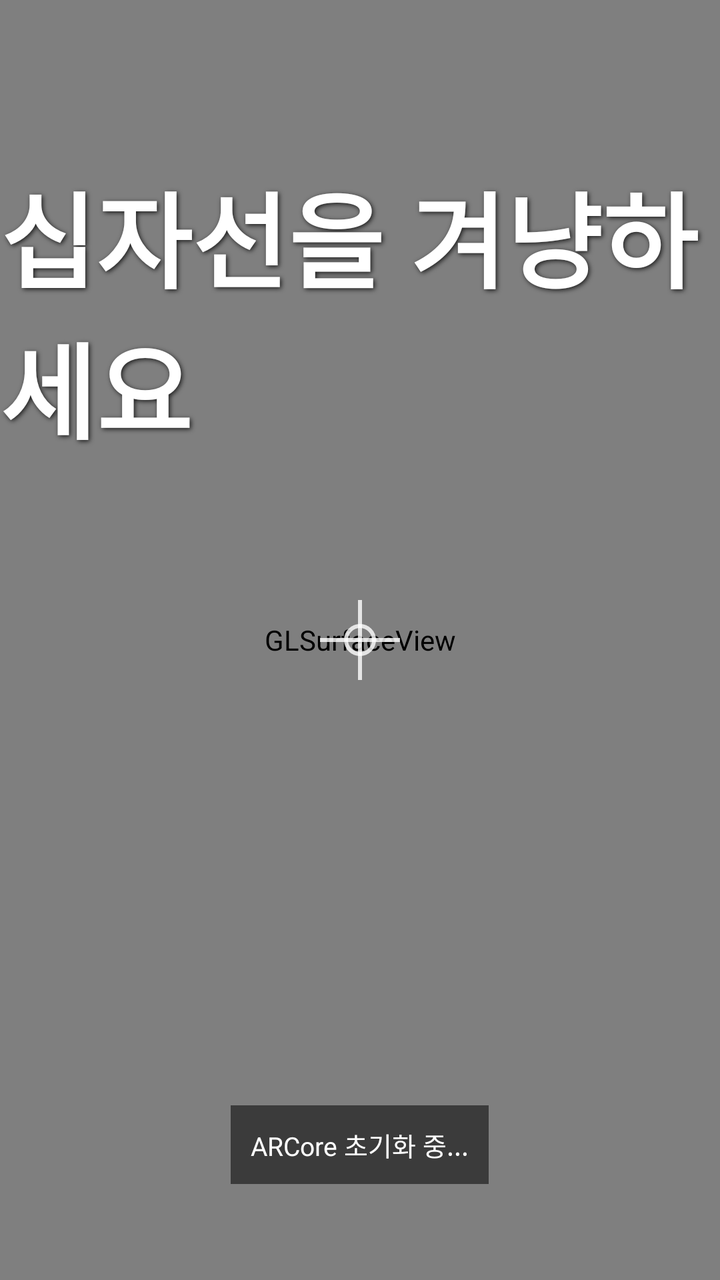
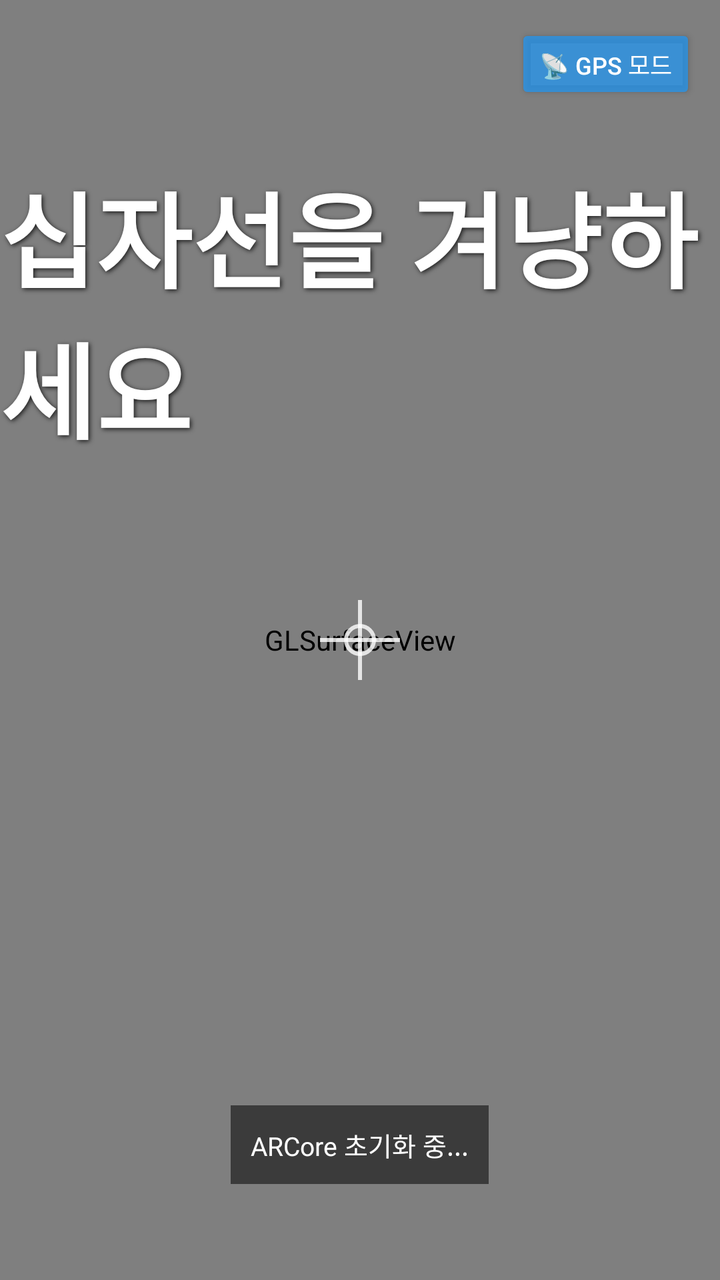

An Android layout rendered at two revisions. The XML below is the earlier revision; the diff shows what the commit changed to produce the second picture.
<!-- AndroidManifest.xml: application theme Theme.AppCompat.NoActionBar -->
<!-- res/layout/activity_main.xml -->
<?xml version="1.0" encoding="utf-8"?>
<FrameLayout xmlns:android="http://schemas.android.com/apk/res/android"
    android:layout_width="match_parent"
    android:layout_height="match_parent"
    android:background="@android:color/black">

    
    <android.opengl.GLSurfaceView
        android:id="@+id/surfaceView"
        android:layout_width="match_parent"
        android:layout_height="match_parent"/>

    
    <View
        android:layout_width="2dp"
        android:layout_height="40dp"
        android:layout_gravity="center"
        android:background="@android:color/white"
        android:alpha="0.8"/>

    
    <View
        android:layout_width="40dp"
        android:layout_height="2dp"
        android:layout_gravity="center"
        android:background="@android:color/white"
        android:alpha="0.8"/>

    
    <View
        android:layout_width="16dp"
        android:layout_height="16dp"
        android:layout_gravity="center"
        android:background="@drawable/circle_outline"/>

    
    <TextView
        android:id="@+id/tvDistance"
        android:layout_width="wrap_content"
        android:layout_height="wrap_content"
        android:layout_gravity="center_horizontal|top"
        android:layout_marginTop="80dp"
        android:text="십자선을 겨냥하세요"
        android:textColor="@android:color/white"
        android:textSize="52sp"
        android:textStyle="bold"
        android:shadowColor="#CC000000"
        android:shadowDx="2"
        android:shadowDy="2"
        android:shadowRadius="6"/>

    
    <TextView
        android:id="@+id/tvTapInfo"
        android:layout_width="wrap_content"
        android:layout_height="wrap_content"
        android:layout_gravity="center_horizontal|top"
        android:layout_marginTop="148dp"
        android:text=""
        android:textColor="#CCFFFFFF"
        android:textSize="14sp"
        android:shadowColor="#CC000000"
        android:shadowDx="1"
        android:shadowDy="1"
        android:shadowRadius="3"/>

    
    <TextView
        android:id="@+id/tvStatus"
        android:layout_width="wrap_content"
        android:layout_height="wrap_content"
        android:layout_gravity="bottom|center_horizontal"
        android:layout_marginBottom="48dp"
        android:padding="10dp"
        android:text="ARCore 초기화 중..."
        android:textColor="@android:color/white"
        android:textSize="13sp"
        android:background="#88000000"/>

</FrameLayout>
<!-- resources referenced by this layout -->
<resources>
  <!-- drawable circle_outline (drawable) -->
  <?xml version="1.0" encoding="utf-8"?>
  <shape xmlns:android="http://schemas.android.com/apk/res/android"
      android:shape="oval">
      <stroke android:width="2dp" android:color="#CCFFFFFF"/>
      <solid android:color="#00000000"/>
  </shape>
</resources>

<!-- the commit's change to res/layout/activity_main.xml (unified diff, before → after) -->
@@ -65,6 +65,17 @@
         android:shadowRadius="3"/>
 
     
+    <Button
+        android:id="@+id/btnGpsMode"
+        android:layout_width="wrap_content"
+        android:layout_height="40dp"
+        android:layout_gravity="top|end"
+        android:layout_margin="12dp"
+        android:text="📡 GPS 모드"
+        android:textSize="12sp"
+        android:backgroundTint="#BB2196F3"/>
+
+    
     <TextView
         android:id="@+id/tvStatus"
         android:layout_width="wrap_content"
